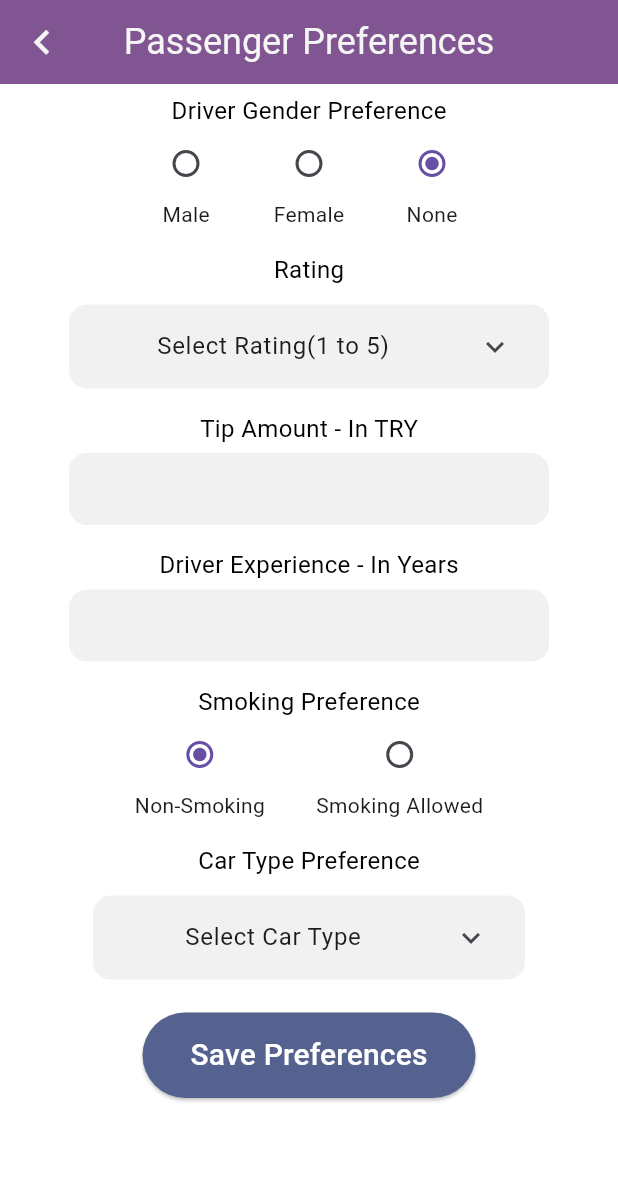
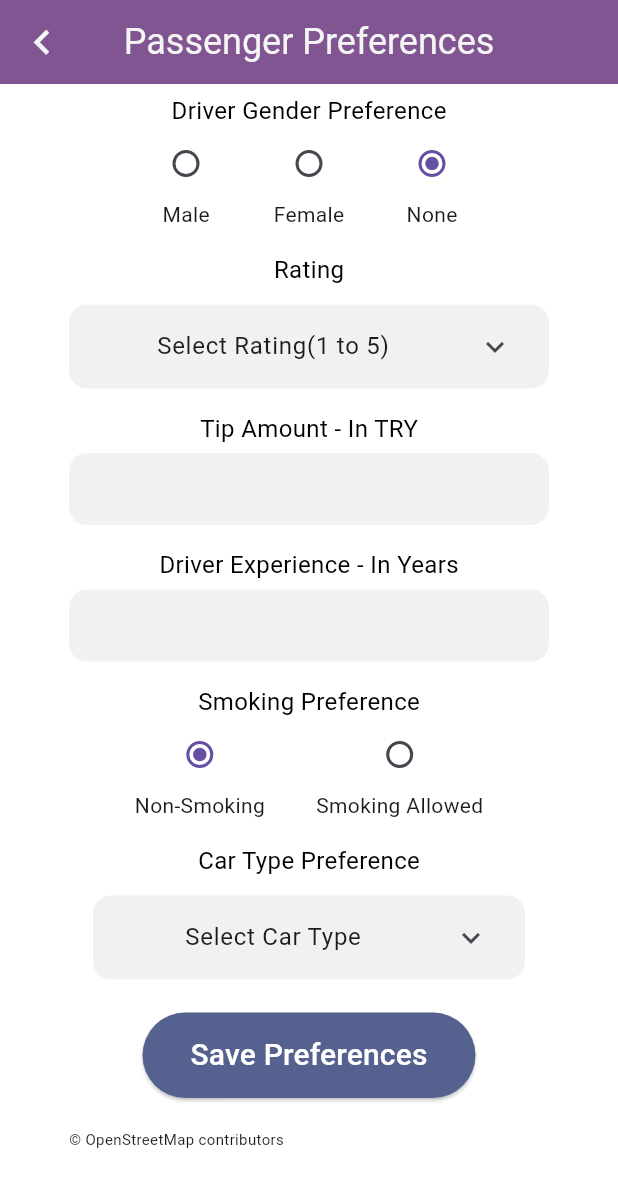
Before and after one commit to EmreUte/CS310-Project, a Flutter app: the PassengerPreferencesScreen screen opened by its route, scrolled down 226 dp, on a phone screen of 412 x 824 dp. Shown: the top 1187 px of the screen. Run offline on Flutter 3.47's test engine with Material 3 defaults, Android fonts, the phone set to English and light mode, and no system bars; our stand-ins replace cloud_firestore, email_validator, firebase_auth, firebase_core, flutter_typeahead, google_fonts; accounts and stored records are empty.

Commit message:
Minor additions

```diff
--- a/lib/Preferences/passenger_preferences.dart
+++ b/lib/Preferences/passenger_preferences.dart
@@ -139,6 +139,8 @@ class _PassengerPreferencesScreenState extends State<PassengerPreferencesScreen>
                         children: [
                           TypeAheadField<Map<String, dynamic>>(
                             suggestionsCallback: (pattern) async {
+                              // Due to limitations.
+                              await Future.delayed(Duration(seconds: 1));
                               return await searchAddress(pattern);
                             },
                             itemBuilder: (context, suggestion) {
@@ -534,6 +536,8 @@ class _PassengerPreferencesScreenState extends State<PassengerPreferencesScreen>
                               ),
                             ),
                           ),
+                          SizedBox(height: 20),
+                          SizedBox(child: Text('© OpenStreetMap contributors', style: TextStyle(fontSize: 10))),
                         ],
                       );
                     }),
```
